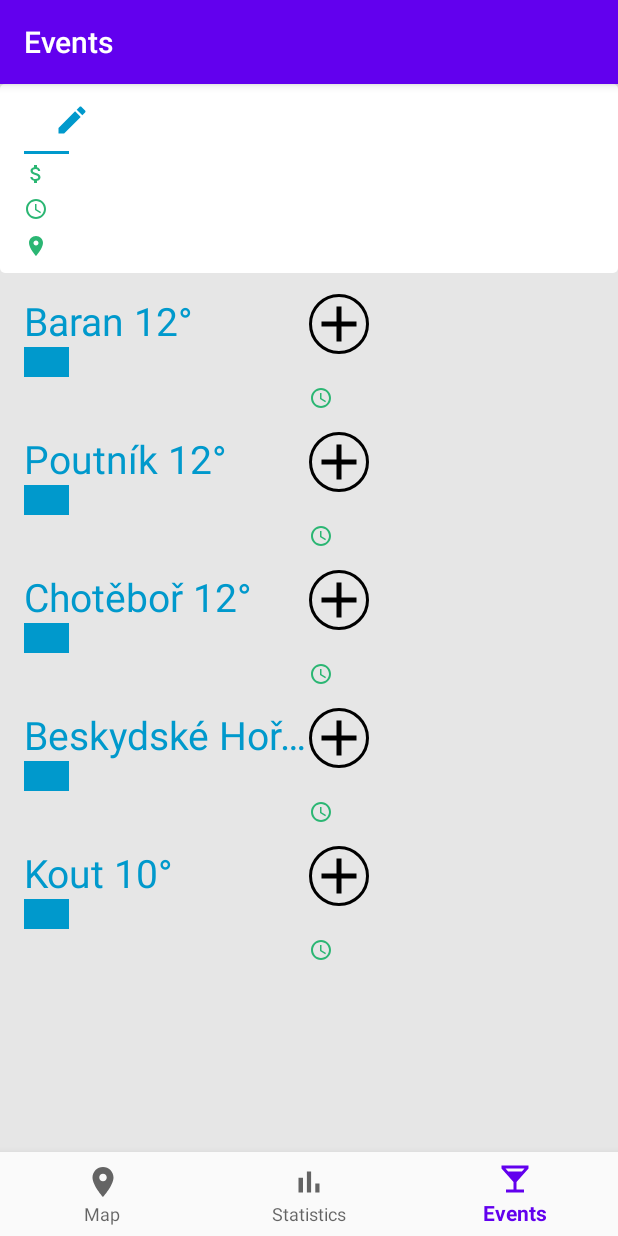
After one commit to Frantasad/AlcoCnt, an Android app: the fragment EventFragment placed in its activity, on a phone screen of 412 x 824 dp. The commit adds this screen. Run offline under Robolectric (Android 15) with nearby library versions, the phone set to English and light mode, and no system bars; our stand-ins replace navigation-ui.

Commit message:
new event fragment, trying to solve switching fragments from the recyclerview

```diff
--- a/app/src/main/java/com/example/alcoholcounter/MainActivity.kt
+++ b/app/src/main/java/com/example/alcoholcounter/MainActivity.kt
@@ -3,6 +3,7 @@ package com.example.alcoholcounter
 import android.os.Bundle
 import com.google.android.material.bottomnavigation.BottomNavigationView
 import androidx.appcompat.app.AppCompatActivity
+import androidx.fragment.app.Fragment
 import androidx.navigation.findNavController
 import androidx.navigation.ui.AppBarConfiguration
 import androidx.navigation.ui.setupActionBarWithNavController
@@ -19,8 +20,25 @@ class MainActivity : AppCompatActivity() {
         // Passing each menu ID as a set of Ids because each
         // menu should be considered as top level destinations.
         val appBarConfiguration = AppBarConfiguration(setOf(
-                R.id.navigation_map, R.id.navigation_statistics, R.id.navigation_events, R.id.navigation_events))
+                R.id.navigation_map, R.id.navigation_statistics, R.id.navigation_events))
         setupActionBarWithNavController(navController, appBarConfiguration)
         navView.setupWithNavController(navController)
     }
+
+    fun replaceFragment(fragment: Fragment){
+        val fragmentManager = supportFragmentManager
+        val transaction = fragmentManager.beginTransaction()
+        transaction.replace(R.id.nav_host_fragment,fragment)
+        transaction.addToBackStack(null)
+        transaction.commit()
+    }
 }
+
+// Extension function to replace fragment
+fun AppCompatActivity.replaceFragment(fragment: Fragment){
+    val fragmentManager = supportFragmentManager
+    val transaction = fragmentManager.beginTransaction()
+    transaction.replace(R.id.nav_host_fragment,fragment)
+    transaction.addToBackStack(null)
+    transaction.commit()
+}
--- /dev/null
+++ b/app/src/main/java/com/example/alcoholcounter/ui/event/Drink.kt
@@ -0,0 +1,17 @@
+package com.example.alcoholcounter.ui.event
+
+import android.icu.util.Currency
+import java.sql.Time
+
+enum class DrinkType {
+    Beer, Wine, Vodka, Rum, Whiskey, Brandy
+}
+
+data class Drink(val title: String) {
+    //val title: String? = null
+    val type : DrinkType = DrinkType.Beer
+    val amount : Int = 0
+    val lastAdded: ArrayList<Time>? = null
+    val currency: Currency? = null
+    val price = 0.0
+}
--- /dev/null
+++ b/app/src/main/java/com/example/alcoholcounter/ui/event/DrinkDb.kt
@@ -0,0 +1,18 @@
+package com.example.alcoholcounter.ui.event
+
+import com.example.alcoholcounter.ui.event.Drink
+import java.util.*
+
+class DrinkDb : ArrayList<Drink>() {
+
+    val names: List<String>
+        get() = map { it.title }.toList()
+
+    init {
+        add(Drink("Baran 12°"))
+        add(Drink("Poutník 12°"))
+        add(Drink("Chotěboř 12°"))
+        add(Drink("Beskydské Hořké 15°"))
+        add(Drink("Kout 10°"))
+    }
+}
--- /dev/null
+++ b/app/src/main/java/com/example/alcoholcounter/ui/event/DrinkListAdapter.kt
@@ -0,0 +1,33 @@
+package com.example.alcoholcounter.ui.event
+
+import android.view.LayoutInflater
+import android.view.View
+import android.view.ViewGroup
+import android.widget.TextView
+import androidx.recyclerview.widget.RecyclerView
+import com.example.alcoholcounter.R
+
+class DrinkListAdapter(private val drinks: List<Drink>) :
+    RecyclerView.Adapter<DrinkListAdapter.ViewHolder>() {
+
+    override fun onCreateViewHolder(parent: ViewGroup, viewType: Int): ViewHolder {
+        return ViewHolder(
+            LayoutInflater.from(parent.context).inflate(R.layout.drinks_list_item, parent, false)
+        )
+    }
+
+    override fun onBindViewHolder(holder: ViewHolder, position: Int) {
+        holder.bind(drinks[position])
+    }
+
+    override fun getItemCount(): Int {
+        return drinks.size
+    }
+
+    class ViewHolder(itemView: View) : RecyclerView.ViewHolder(itemView) {
+        var title: TextView = itemView.findViewById(R.id.drinkTitle)
+        fun bind(drink: Drink) {
+            title.text = drink.title
+        }
+    }
+}
--- /dev/null
+++ b/app/src/main/java/com/example/alcoholcounter/ui/event/EventFragment.kt
@@ -0,0 +1,27 @@
+package com.example.alcoholcounter.ui.event
+
+import android.os.Bundle
+import android.view.LayoutInflater
+import android.view.View
+import android.view.ViewGroup
+import androidx.fragment.app.Fragment
+import androidx.recyclerview.widget.DividerItemDecoration
+import androidx.recyclerview.widget.LinearLayoutManager
+import com.example.alcoholcounter.R
+import kotlinx.android.synthetic.main.fragment_event.*
+
+
+class EventFragment : Fragment() {
+
+    private var adapter: DrinkListAdapter= DrinkListAdapter(DrinkDb())
+
+    override fun onCreateView(inflater: LayoutInflater, container: ViewGroup?, savedInstanceState: Bundle?): View? {
+        return inflater.inflate(R.layout.fragment_event, container, false)
+    }
+
+    override fun onViewCreated(view: View, savedInstanceState: Bundle?) {
+        super.onViewCreated(view, savedInstanceState)
+        drinkListRecycler.adapter = adapter
+        drinkListRecycler.layoutManager = LinearLayoutManager(context)
+    }
+}
--- a/app/src/main/java/com/example/alcoholcounter/ui/events/Event.kt
+++ b/app/src/main/java/com/example/alcoholcounter/ui/events/Event.kt
@@ -1,3 +1,16 @@
 package com.example.alcoholcounter.ui.events;
 
-data class Event(val title: String)
+import android.R.string
+import android.icu.util.Currency
+
+
+data class Event(val title: String) {
+    // val title: String? = null
+    val ended: Boolean = false
+    val dateFrom: String? = null
+    val dateTo: string? = null
+    val timeFrom: String? = null
+    val timeTo: String? = null
+    val currency: Currency? = null
+    val price = 0.0
+}
--- a/app/src/main/java/com/example/alcoholcounter/ui/events/EventListAdapter.kt
+++ b/app/src/main/java/com/example/alcoholcounter/ui/events/EventListAdapter.kt
@@ -1,5 +1,7 @@
 package com.example.alcoholcounter.ui.events;
 
+import android.content.ContentValues
+import android.util.Log
 import android.view.LayoutInflater
 import android.view.View
 import android.view.ViewGroup
@@ -7,12 +9,17 @@ import android.widget.TextView
 import androidx.recyclerview.widget.RecyclerView
 import com.example.alcoholcounter.R
 
-class EventListAdapter(private val events: List<Event>) :
+
+class EventListAdapter(private val events: List<Event>, private val onEventListener : OnEventListener) :
     RecyclerView.Adapter<EventListAdapter.ViewHolder>() {
+
+    val _onEventListener : OnEventListener = onEventListener
+
+
 
     override fun onCreateViewHolder(parent: ViewGroup, viewType: Int): ViewHolder {
         return ViewHolder(
-            LayoutInflater.from(parent.context).inflate(R.layout.events_list_item, parent, false)
+            LayoutInflater.from(parent.context).inflate(R.layout.events_list_item, parent, false), _onEventListener
         )
     }
 
@@ -24,10 +31,26 @@ class EventListAdapter(private val events: List<Event>) :
         return events.size
     }
 
-    class ViewHolder(itemView: View) : RecyclerView.ViewHolder(itemView) {
-        var title: TextView = itemView.findViewById(R.id.eventTitle)
+    class ViewHolder(itemView: View, onEventListener : OnEventListener) : RecyclerView.ViewHolder(itemView), View.OnClickListener {
+        init {
+            itemView.setOnClickListener(this)
+        }
+
+        private val onEventListener : OnEventListener = onEventListener
+        var title : TextView = itemView.findViewById(R.id.eventTitle)
         fun bind(event: Event) {
             title.text = event.title
         }
+
+        override fun onClick(v: View?) {
+            Log.d(ContentValues.TAG, "omfg")
+            onEventListener.onEventClick(adapterPosition)
+        }
     }
+
+    interface OnEventListener {
+        fun onEventClick(position: Int)
+    }
+
+
 }
--- a/app/src/main/java/com/example/alcoholcounter/ui/events/EventsFragment.kt
+++ b/app/src/main/java/com/example/alcoholcounter/ui/events/EventsFragment.kt
@@ -1,20 +1,21 @@
 package com.example.alcoholcounter.ui.events
 
+import android.content.ContentValues.TAG
 import android.os.Bundle
+import android.util.Log
 import android.view.LayoutInflater
 import android.view.View
 import android.view.ViewGroup
 import androidx.fragment.app.Fragment
-import androidx.recyclerview.widget.DividerItemDecoration
 import androidx.recyclerview.widget.LinearLayoutManager
 import com.example.alcoholcounter.R
 import cz.pv239.seminar2.EventDb
 import kotlinx.android.synthetic.main.fragment_events.*
+import kotlin.system.exitProcess
 
+class EventsFragment : Fragment(), EventListAdapter.OnEventListener {
 
-class EventsFragment : Fragment() {
-
-    private var adapter: EventListAdapter = EventListAdapter(EventDb())
+    private var adapter: EventListAdapter = EventListAdapter(EventDb(), this)
 
     override fun onCreateView(inflater: LayoutInflater, container: ViewGroup?, savedInstanceState: Bundle?): View? {
         return inflater.inflate(R.layout.fragment_events, container, false)
@@ -25,4 +26,13 @@ class EventsFragment : Fragment() {
         eventsListRecycler.adapter = adapter
         eventsListRecycler.layoutManager = LinearLayoutManager(context)
     }
+
+    override fun onEventClick(position: Int) {
+        Log.d(TAG, "omfg")
+        //events.get(position)
+        exitProcess(0)
+
+        /*val context = activity as MainActivity
+        context.replaceFragment(EventFragment())*/
+    }
 }
--- /dev/null
+++ b/app/src/main/res/layout/fragment_event.xml
@@ -0,0 +1,79 @@
+<?xml version="1.0" encoding="utf-8"?>
+<LinearLayout xmlns:android="http://schemas.android.com/apk/res/android"
+    xmlns:tools="http://schemas.android.com/tools"
+    android:layout_width="match_parent"
+    android:layout_height="match_parent"
+    android:orientation="vertical"
+    android:background="#E6E6E6">
+
+    <LinearLayout
+        android:layout_width="match_parent"
+        android:layout_height="wrap_content"
+        android:minHeight="?attr/listPreferredItemHeight"
+        android:orientation="vertical"
+        android:paddingStart="?android:attr/listPreferredItemPaddingStart"
+        android:paddingEnd="?android:attr/listPreferredItemPaddingEnd"
+        android:clickable="true"
+        android:focusable="true"
+        style="@style/nextPageButton">
+
+        <TextView
+            android:id="@+id/eventTitle"
+            android:layout_width="wrap_content"
+            android:layout_height="wrap_content"
+            android:textSize="24sp"
+            android:textColor="@android:color/holo_blue_dark"
+            android:drawableEnd="@drawable/ic_edit_blue_24dp"
+            android:drawablePadding="20dp"
+            android:singleLine="true"
+            android:ellipsize="end"
+            android:layout_marginTop="8dp"
+            android:layout_marginBottom="4dp"
+            tools:text="BigEvent" />
+
+        <View
+            android:layout_width="30dp"
+            android:layout_height="2dp"
+            android:background="@android:color/holo_blue_dark"/>
+
+        <TextView
+            android:id="@+id/eventPrize"
+            android:layout_width="match_parent"
+            android:layout_height="wrap_content"
+            android:drawableStart="@drawable/ic_attach_money_green_16dp"
+            android:drawablePadding="5dp"
+            android:layout_marginTop="4dp"
+            android:textAppearance="?attr/textAppearanceListItemSecondary"
+            tools:text="20" />
+
+        <TextView
+            android:id="@+id/eventTime"
+            android:layout_width="match_parent"
+            android:layout_height="wrap_content"
+            android:drawableStart="@drawable/ic_access_time_green_16dp"
+            android:drawablePadding="5dp"
+            android:layout_marginTop="4dp"
+            android:textAppearance="?attr/textAppearanceListItemSecondary"
+            tools:text="21:00 - 23:00" />
+
+        <TextView
+            android:id="@+id/eventLocation"
+            android:layout_width="match_parent"
+            android:layout_height="wrap_content"
+            android:drawableStart="@drawable/ic_place_green_16dp"
+            android:drawablePadding="5dp"
+            android:layout_marginTop="5dp"
+            android:textAppearance="?attr/textAppearanceListItemSecondary"
+            android:layout_marginBottom="8dp"
+            tools:text="My Bar" />
+
+    </LinearLayout>
+
+    <androidx.recyclerview.widget.RecyclerView
+        android:id="@+id/drinkListRecycler"
+        android:layout_width="match_parent"
+        android:layout_height="match_parent"
+        android:paddingTop="6dp"
+        android:clipToPadding="false"/>
+
+</LinearLayout>
```
